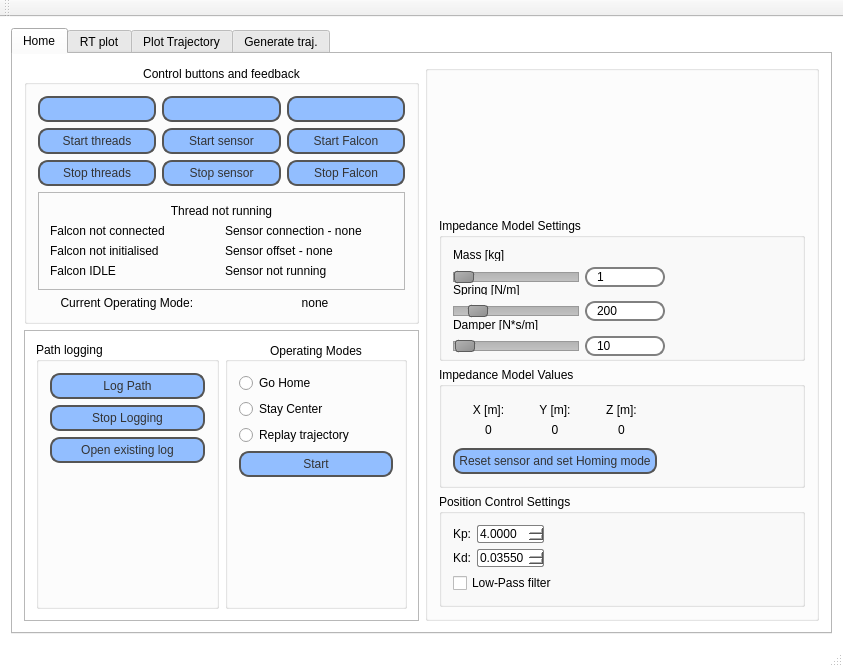
ABC-iRobotics/iRob-FaaR, file FaaR/mainwindow.ui: the form before one commit.
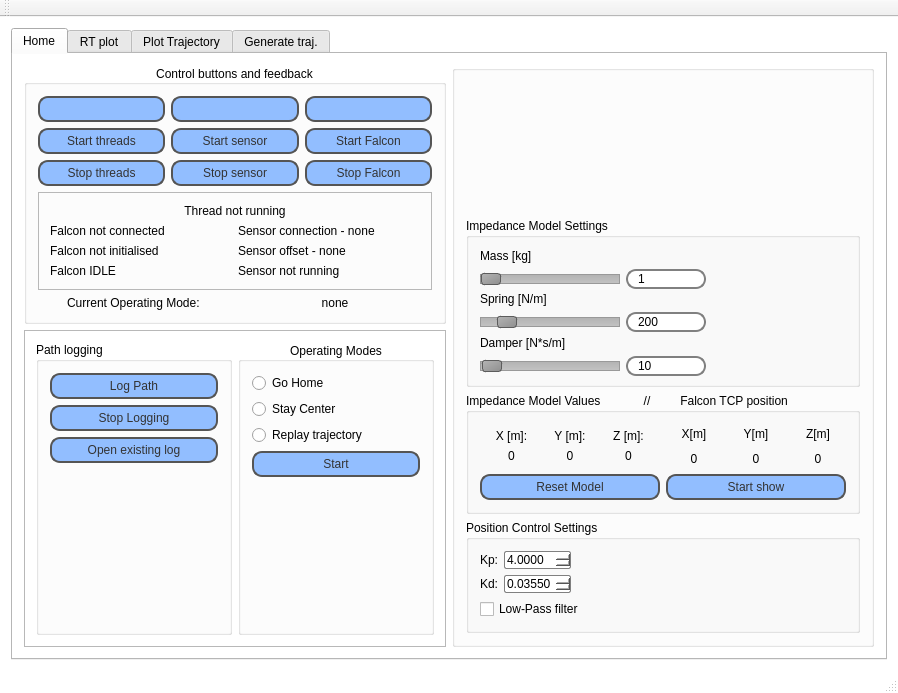
The form after the commit. Icons and pictures are not drawn. Custom widgets are drawn as their Qt base class.

Commit message: labels added that show the position of the TCP on the main tap, and created an extra thread to do the updates

```diff
--- a/FaaR/mainwindow.ui
+++ b/FaaR/mainwindow.ui
@@ -6,8 +6,8 @@
    <rect>
     <x>0</x>
     <y>0</y>
-    <width>843</width>
-    <height>667</height>
+    <width>898</width>
+    <height>693</height>
    </rect>
   </property>
   <property name="minimumSize">
@@ -678,15 +678,21 @@
              <item>
               <widget class="QGroupBox" name="groupBox_2">
                <property name="title">
-                <string>Impedance Model Values</string>
+                <string>Impedance Model Values             //         Falcon TCP position</string>
                </property>
                <layout class="QVBoxLayout" name="verticalLayout_13">
                 <item>
                  <layout class="QGridLayout" name="ImpedancemodelAll">
                   <item row="2" column="0">
                    <widget class="QPushButton" name="resetPosAndVel">
+                    <property name="maximumSize">
+                     <size>
+                      <width>250</width>
+                      <height>16777215</height>
+                     </size>
+                    </property>
                     <property name="text">
-                     <string>Reset sensor and set Homing mode</string>
+                     <string>Reset Model</string>
                     </property>
                    </widget>
                   </item>
@@ -711,6 +717,12 @@
                      <layout class="QHBoxLayout" name="impModLabel">
                       <item>
                        <widget class="QLabel" name="label_4">
+                        <property name="maximumSize">
+                         <size>
+                          <width>80</width>
+                          <height>16777215</height>
+                         </size>
+                        </property>
                         <property name="text">
                          <string>X [m]:</string>
                         </property>
@@ -721,6 +733,12 @@
                       </item>
                       <item>
                        <widget class="QLabel" name="label_12">
+                        <property name="maximumSize">
+                         <size>
+                          <width>80</width>
+                          <height>16777215</height>
+                         </size>
+                        </property>
                         <property name="text">
                          <string>Y [m]:</string>
                         </property>
@@ -734,6 +752,12 @@
                       </item>
                       <item>
                        <widget class="QLabel" name="label_13">
+                        <property name="maximumSize">
+                         <size>
+                          <width>80</width>
+                          <height>16777215</height>
+                         </size>
+                        </property>
                         <property name="text">
                          <string>Z [m]:</string>
                         </property>
@@ -748,6 +772,12 @@
                      <layout class="QHBoxLayout" name="impModCoords">
                       <item>
                        <widget class="QLabel" name="sensorX">
+                        <property name="maximumSize">
+                         <size>
+                          <width>80</width>
+                          <height>16777215</height>
+                         </size>
+                        </property>
                         <property name="text">
                          <string>0</string>
                         </property>
@@ -758,6 +788,12 @@
                       </item>
                       <item>
                        <widget class="QLabel" name="sensorY">
+                        <property name="maximumSize">
+                         <size>
+                          <width>80</width>
+                          <height>16777215</height>
+                         </size>
+                        </property>
                         <property name="text">
                          <string>0</string>
                         </property>
@@ -768,6 +804,12 @@
                       </item>
                       <item>
                        <widget class="QLabel" name="sensorZ">
+                        <property name="maximumSize">
+                         <size>
+                          <width>80</width>
+                          <height>16777215</height>
+                         </size>
+                        </property>
                         <property name="text">
                          <string>0</string>
                         </property>
@@ -781,17 +823,128 @@
                    </layout>
                   </item>
                   <item row="1" column="1">
-                   <spacer name="horizontalSpacer_2">
-                    <property name="orientation">
-                     <enum>Qt::Horizontal</enum>
-                    </property>
-                    <property name="sizeHint" stdset="0">
+                   <layout class="QVBoxLayout" name="verticalLayout_12">
+                    <item>
+                     <layout class="QHBoxLayout" name="horizontalLayout_7">
+                      <item>
+                       <widget class="QLabel" name="label_19">
+                        <property name="maximumSize">
+                         <size>
+                          <width>80</width>
+                          <height>16777215</height>
+                         </size>
+                        </property>
+                        <property name="text">
+                         <string>X[m]</string>
+                        </property>
+                        <property name="alignment">
+                         <set>Qt::AlignCenter</set>
+                        </property>
+                       </widget>
+                      </item>
+                      <item>
+                       <widget class="QLabel" name="label_20">
+                        <property name="maximumSize">
+                         <size>
+                          <width>80</width>
+                          <height>16777215</height>
+                         </size>
+                        </property>
+                        <property name="text">
+                         <string>Y[m]</string>
+                        </property>
+                        <property name="alignment">
+                         <set>Qt::AlignCenter</set>
+                        </property>
+                       </widget>
+                      </item>
+                      <item>
+                       <widget class="QLabel" name="label_21">
+                        <property name="maximumSize">
+                         <size>
+                          <width>80</width>
+                          <height>16777215</height>
+                         </size>
+                        </property>
+                        <property name="text">
+                         <string>Z[m]</string>
+                        </property>
+                        <property name="alignment">
+                         <set>Qt::AlignCenter</set>
+                        </property>
+                       </widget>
+                      </item>
+                     </layout>
+                    </item>
+                    <item>
+                     <layout class="QHBoxLayout" name="horizontalLayout_4">
+                      <item>
+                       <widget class="QLabel" name="labelFalconXpos">
+                        <property name="maximumSize">
+                         <size>
+                          <width>80</width>
+                          <height>16777215</height>
+                         </size>
+                        </property>
+                        <property name="text">
+                         <string>0</string>
+                        </property>
+                        <property name="textFormat">
+                         <enum>Qt::AutoText</enum>
+                        </property>
+                        <property name="alignment">
+                         <set>Qt::AlignCenter</set>
+                        </property>
+                       </widget>
+                      </item>
+                      <item>
+                       <widget class="QLabel" name="labelFalconYpos">
+                        <property name="maximumSize">
+                         <size>
+                          <width>80</width>
+                          <height>16777215</height>
+                         </size>
+                        </property>
+                        <property name="text">
+                         <string>0</string>
+                        </property>
+                        <property name="alignment">
+                         <set>Qt::AlignCenter</set>
+                        </property>
+                       </widget>
+                      </item>
+                      <item>
+                       <widget class="QLabel" name="labelFalconZpos">
+                        <property name="maximumSize">
+                         <size>
+                          <width>80</width>
+                          <height>16777215</height>
+                         </size>
+                        </property>
+                        <property name="text">
+                         <string>0</string>
+                        </property>
+                        <property name="alignment">
+                         <set>Qt::AlignCenter</set>
+                        </property>
+                       </widget>
+                      </item>
+                     </layout>
+                    </item>
+                   </layout>
+                  </item>
+                  <item row="2" column="1">
+                   <widget class="QPushButton" name="buttonFalconShowCoords">
+                    <property name="maximumSize">
                      <size>
-                      <width>40</width>
-                      <height>20</height>
+                      <width>250</width>
+                      <height>16777215</height>
                      </size>
                     </property>
-                   </spacer>
+                    <property name="text">
+                     <string>Start show</string>
+                    </property>
+                   </widget>
                   </item>
                  </layout>
                 </item>
```
Left out of the diff: 15 changed lines with no effect on the pictures. The commit also changes 4 other files.
